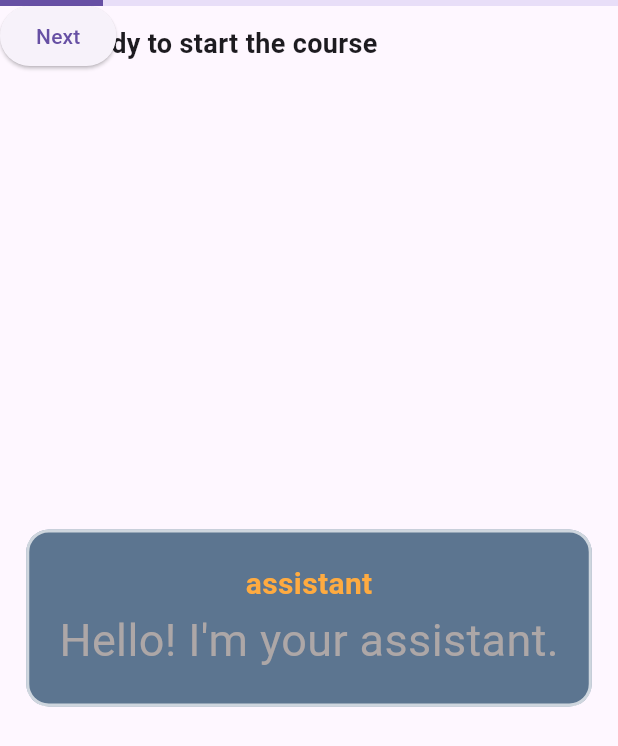
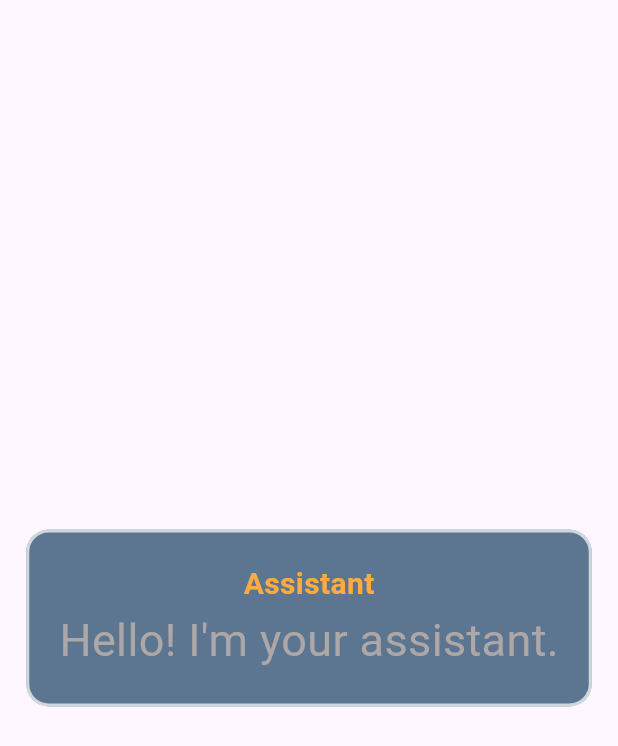
Before and after one commit to EvolOsEIP/mobileApp, a Flutter app: the CoursePage screen opened by its route, on a phone screen of 412 x 824 dp. Shown: the top 746 px of the screen. Run offline on Flutter 3.47's test engine with Material 3 defaults, Android fonts, the phone set to English and light mode, and no system bars; our stand-ins replace flutter_svg.

Commit message:
[FIX] the assistant is now fixed and next button is on the bottom of the page

```diff
--- a/mobile_app/lib/pages/course_page.dart
+++ b/mobile_app/lib/pages/course_page.dart
@@ -1,8 +1,7 @@
-import 'dart:ffi';
+import 'dart:async';
+import 'dart:convert';
 
 import "package:flutter/material.dart";
-import 'dart:async';
-import 'dart:convert';
 
 class CoursePage extends StatefulWidget {
   final dynamic courses;
@@ -17,7 +16,7 @@ class _CoursePageState extends State<CoursePage> {
   dynamic dialogs = ["Hello! I'm your assistant."];
   dynamic currentCoursePage;
   dynamic courseData;
-  dynamic currentInstruction = "get ready to start the course";
+  dynamic currentInstruction = "Get ready to start the course";
 
   int currentDialogIndex = 0;
   String displayedText = "";
@@ -52,7 +51,6 @@ class _CoursePageState extends State<CoursePage> {
         });
       } else {
         timer.cancel();
-
         setState(() {
           isTyping = false;
         });
@@ -62,7 +60,7 @@ class _CoursePageState extends State<CoursePage> {
   }
 
   void _startBlinkingEffect() {
-    blinkTimer?.cancel(); // Cancel any existing timer
+    blinkTimer.cancel();
     blinkTimer = Timer.periodic(const Duration(milliseconds: 500), (timer) {
       setState(() {
         isBlinking = !isBlinking;
@@ -71,7 +69,7 @@ class _CoursePageState extends State<CoursePage> {
   }
 
   void _onTap() {
-    blinkTimer?.cancel(); // Stop blinking on user interaction
+    blinkTimer.cancel(); // Stop blinking on user interaction
     if (isTyping) {
       setState(() {
         displayedText = dialogs[currentDialogIndex];
@@ -84,7 +82,10 @@ class _CoursePageState extends State<CoursePage> {
         });
         _startTypingEffect(dialogs[currentDialogIndex]);
       } else {
-        Navigator.pop(context);
+        setState(() {
+          dialogs =
+              []; // Clear dialogs to indicate the assistant should disappear
+        });
       }
     }
   }
@@ -111,14 +112,14 @@ class _CoursePageState extends State<CoursePage> {
     showDialog(
       context: context,
       builder: (context) => AlertDialog(
-        title: Text("Course Completed"),
-        content: Text("You've completed all the instructions!"),
+        title: const Text("Course Completed"),
+        content: const Text("You've completed all the instructions!"),
         actions: [
           TextButton(
             onPressed: () {
               Navigator.pop(context);
             },
-            child: Text("OK"),
+            child: const Text("OK"),
           )
         ],
       ),
@@ -136,7 +137,6 @@ class _CoursePageState extends State<CoursePage> {
         currentCoursePage =
             data["chapters"][0]["courses"][0]["course_pages"][0];
         courseData = data["chapters"][0]["courses"][0];
-        // currentCoursePage['instructions'][currentInstructionIndex];
       });
     } catch (e) {
       print("Error loading the JSON file: $e");
@@ -150,25 +150,26 @@ class _CoursePageState extends State<CoursePage> {
         onTap: _onTap,
         child: Stack(
           children: [
+            if (dialogs.isNotEmpty) ...[
               Align(
                 alignment: Alignment.center,
                 child: AnimatedOpacity(
                   opacity: isBlinking ? 0.5 : 1.0,
                   duration: const Duration(milliseconds: 500),
                   child: Container(
-                  padding: EdgeInsets.all(20),
-                  margin: EdgeInsets.all(10),
+                    padding: const EdgeInsets.all(20),
+                    margin: const EdgeInsets.all(10),
                     decoration: BoxDecoration(
-                    color:
-                        const Color.fromARGB(255, 51, 84, 116).withOpacity(0.8),
+                      color: const Color.fromARGB(255, 51, 84, 116)
+                          .withOpacity(0.8),
                       borderRadius: BorderRadius.circular(15),
                       border: Border.all(color: Colors.white70, width: 2),
                     ),
                     child: Column(
                       mainAxisSize: MainAxisSize.min,
                       children: [
-                      Text(
-                        "assistant",
+                        const Text(
+                          "Assistant",
                           style: TextStyle(
                             color: Colors.orangeAccent,
                             fontWeight: FontWeight.bold,
@@ -178,8 +179,8 @@ class _CoursePageState extends State<CoursePage> {
                         SizedBox(height: (isTyping) ? 10 : 0),
                         Text(
                           displayedText,
-                        style: TextStyle(
-                          color: const Color.fromARGB(255, 173, 167, 167),
+                          style: const TextStyle(
+                            color: Color.fromARGB(255, 173, 167, 167),
                             fontSize: 30,
                             height: 1.5,
                           ),
@@ -189,29 +190,36 @@ class _CoursePageState extends State<CoursePage> {
                   ),
                 ),
               ),
+            ] else ...[
+              // Display course content when dialogs are empty
+              Column(
+                children: [
                   LinearProgressIndicator(
                     value: (currentInstructionIndex + 1) /
                         currentCoursePage['instructions'].length,
                   ),
-            SizedBox(height: 20),
-            // Display current instruction
+                  const Spacer(),
                   Padding(
                     padding: const EdgeInsets.all(16.0),
                     child: Text(
                       currentInstruction,
-                style: TextStyle(fontSize: 18, fontWeight: FontWeight.bold),
+                      style: const TextStyle(
+                          fontSize: 18, fontWeight: FontWeight.bold),
                       textAlign: TextAlign.center,
                     ),
                   ),
-            Spacer(),
-            // Interaction Area
-            ElevatedButton(
+                  const Spacer(),
+                  Padding(
+                    padding: const EdgeInsets.all(16.0),
+                    child: ElevatedButton(
                       onPressed: _nextInstruction,
-              child: Text("Next"),
+                      child: const Text("Next"),
                     ),
-            SizedBox(height: 20),
+                  ),
                 ],
-          // ],
+              ),
+            ],
+          ],
         ),
       ),
     );
```
Lines whose indentation alone changed are shown as unchanged.
